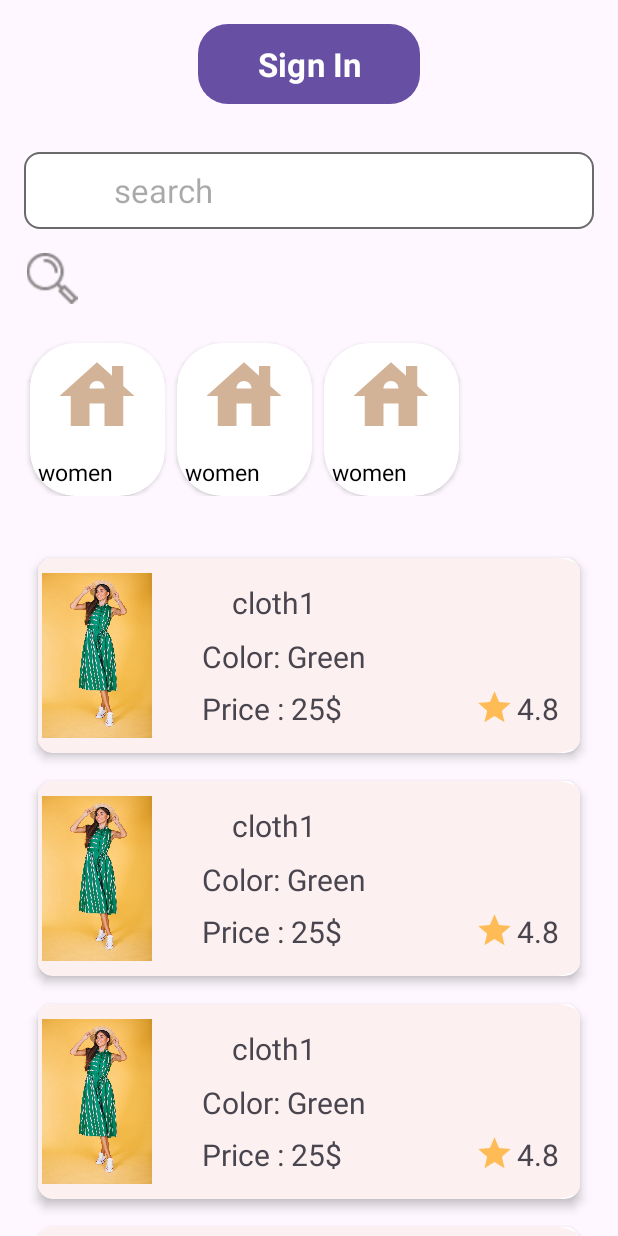
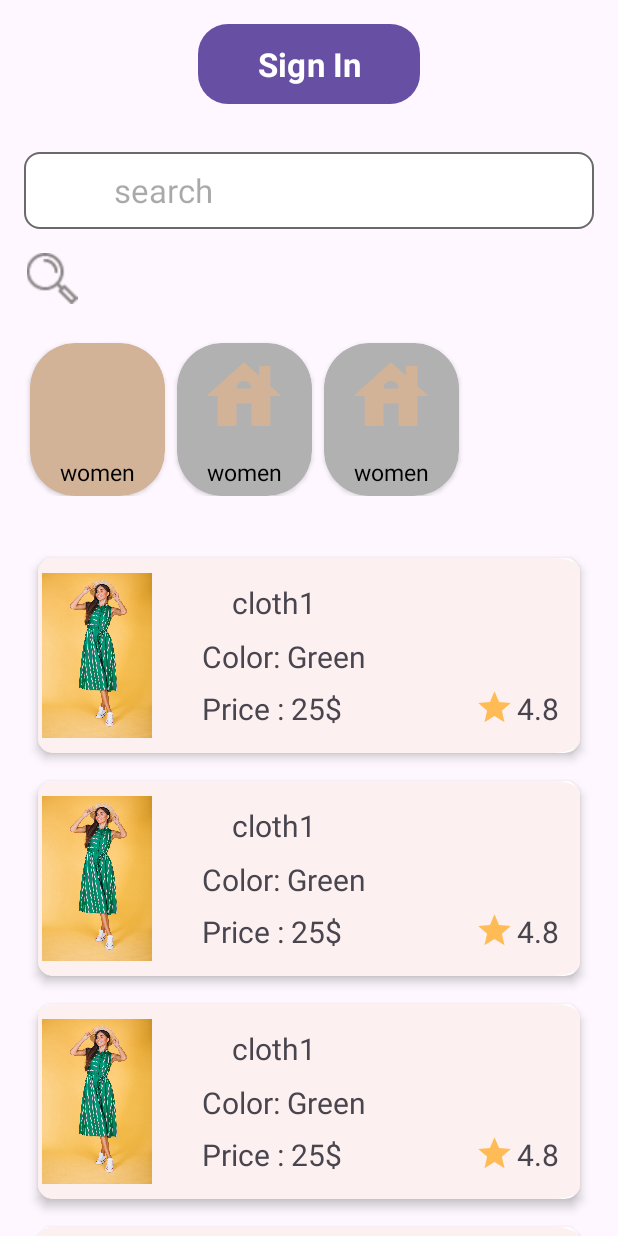
Before and after one commit to Thamidu-Premaratna/ClothShop, an Android app: the HomeFragment screen opened directly, with no data from a screen before it, on a phone screen of 412 x 824 dp. Run offline under Robolectric (Android 15) with nearby library versions, the phone set to English and light mode, and no system bars.

Commit message:
home screen finished
error int position

```diff
--- a/app/src/main/java/com/app/clothshop/HomeFragment.java
+++ b/app/src/main/java/com/app/clothshop/HomeFragment.java
@@ -14,13 +14,13 @@ import android.view.ViewGroup;
 import java.util.ArrayList;
 import java.util.List;
 
-public class HomeFragment extends Fragment {
+public class HomeFragment extends Fragment implements UpdateVerticalRec{
 
     RecyclerView homeHorizontalRec, homeVerticalRec;
-    List<HomeHorModel> homeHorModelList;
+    ArrayList<HomeHorModel> homeHorModelList;
     HomeHorAdapter homeHorAdapter;
 
-    List<HomeVerModel> homeVerModelList;
+    ArrayList<HomeVerModel> homeVerModelList;
     HomeVerAdapter homeVerAdapter;
 
     @Override
@@ -39,7 +39,7 @@ public class HomeFragment extends Fragment {
         homeHorModelList.add(new HomeHorModel(R.drawable.baseline_house_24,"women"));
         homeHorModelList.add(new HomeHorModel(R.drawable.baseline_house_24,"women"));
 
-        homeHorAdapter = new HomeHorAdapter(getActivity(),homeHorModelList);
+        homeHorAdapter = new HomeHorAdapter(this,getActivity(),homeHorModelList);
         homeHorizontalRec.setAdapter(homeHorAdapter);
         homeHorizontalRec.setLayoutManager(new LinearLayoutManager(getActivity(),RecyclerView.HORIZONTAL,false));
         homeHorizontalRec.setHasFixedSize(true);
@@ -48,22 +48,18 @@ public class HomeFragment extends Fragment {
         ///vertical RecycleView
         homeVerModelList = new ArrayList<>();
 
-        homeVerModelList.add(new HomeVerModel(R.drawable.women_1,"cloth1","5.0","25$","Green"));
-        homeVerModelList.add(new HomeVerModel(R.drawable.women_1,"cloth1","5.0","25$","Green"));
-        homeVerModelList.add(new HomeVerModel(R.drawable.women_1,"cloth1","5.0","25$","Green"));
-        homeVerModelList.add(new HomeVerModel(R.drawable.women_1,"cloth1","5.0","25$","Green"));
-        homeVerModelList.add(new HomeVerModel(R.drawable.women_1,"cloth1","5.0","25$","Green"));
-        homeVerModelList.add(new HomeVerModel(R.drawable.women_1,"cloth1","5.0","25$","Green"));
-        homeVerModelList.add(new HomeVerModel(R.drawable.women_1,"cloth1","5.0","25$","Green"));
-        homeVerModelList.add(new HomeVerModel(R.drawable.women_1,"cloth1","5.0","25$","Green"));
-
         homeVerAdapter = new HomeVerAdapter(getActivity(),homeVerModelList);
         homeVerticalRec.setAdapter(homeVerAdapter);
         homeVerticalRec.setLayoutManager(new LinearLayoutManager(getActivity(),RecyclerView.VERTICAL,false));
-        homeVerticalRec.setHasFixedSize(true);
-        homeVerticalRec.setNestedScrollingEnabled(false);
 
 
         return root;
     }
+
+    @Override
+    public void callBack(int position, ArrayList<HomeVerModel> list) {
+        homeVerAdapter = new HomeVerAdapter(getContext(),list);
+        homeVerAdapter.notifyDataSetChanged();
+        homeVerticalRec.setAdapter(homeVerAdapter);
+    }
 }
--- a/app/src/main/java/com/app/clothshop/HomeHorAdapter.java
+++ b/app/src/main/java/com/app/clothshop/HomeHorAdapter.java
@@ -1,5 +1,6 @@
 package com.app.clothshop;
 
+import android.app.Activity;
 import android.content.Context;
 import android.media.Image;
 import android.view.LayoutInflater;
@@ -9,17 +10,25 @@ import android.widget.ImageView;
 import android.widget.TextView;
 
 import androidx.annotation.NonNull;
+import androidx.cardview.widget.CardView;
 import androidx.recyclerview.widget.RecyclerView;
 
+import java.util.ArrayList;
 import java.util.List;
 
 public class HomeHorAdapter extends RecyclerView.Adapter<HomeHorAdapter.ViewHolder> {
 
-    Context context;
-    List<HomeHorModel>list;
+    UpdateVerticalRec updateVerticalRec;
+    Activity activity;
+    ArrayList<HomeHorModel>list;
 
-    public HomeHorAdapter(Context context, List<HomeHorModel> list) {
-        this.context = context;
+    boolean check = true;
+    boolean select = true;
+    int row_index = -1;
+
+    public HomeHorAdapter(UpdateVerticalRec updateVerticalRec, Activity activity, ArrayList<HomeHorModel> list) {
+        this.updateVerticalRec = updateVerticalRec;
+        this.activity = activity;
         this.list = list;
     }
 
@@ -34,10 +43,87 @@ public class HomeHorAdapter extends RecyclerView.Adapter<HomeHorAdapter.ViewHold
 
         holder.imageView.setImageResource(list.get(position).getImage());
         holder.name.setText(list.get(position).getName());
-    }
+
+        if(check){
+            ArrayList<HomeVerModel> homeVerModels = new ArrayList<>();
+            homeVerModels.add(new HomeVerModel(R.drawable.women_1, "cloth1","5.0","25$","Green"));
+            homeVerModels.add(new HomeVerModel(R.drawable.women_1, "cloth1","5.0","25$","Green"));
+            homeVerModels.add(new HomeVerModel(R.drawable.women_1, "cloth1","5.0","25$","Green"));
+            homeVerModels.add(new HomeVerModel(R.drawable.women_1, "cloth1","5.0","25$","Green"));
+            homeVerModels.add(new HomeVerModel(R.drawable.women_1, "cloth1","5.0","25$","Green"));
+            homeVerModels.add(new HomeVerModel(R.drawable.women_1, "cloth1","5.0","25$","Green"));
+            homeVerModels.add(new HomeVerModel(R.drawable.women_1, "cloth1","5.0","25$","Green"));
+
+            updateVerticalRec.callBack(position, homeVerModels);
+            check = false;
+        }
+            holder.cardView.setOnClickListener(new View.OnClickListener() {
+                @Override
+                public void onClick(View v) {
+                    row_index = position;
+                    notifyDataSetChanged();
+
+                    if(position == 0){
+
+                        ArrayList<HomeVerModel> homeVerModels = new ArrayList<>();
+
+                        homeVerModels.add(new HomeVerModel(R.drawable.women_1, "cloth1","5.0","25$","Green"));
+                        homeVerModels.add(new HomeVerModel(R.drawable.women_1, "cloth1","5.0","25$","Green"));
+                        homeVerModels.add(new HomeVerModel(R.drawable.women_1, "cloth1","5.0","25$","Green"));
+                        homeVerModels.add(new HomeVerModel(R.drawable.women_1, "cloth1","5.0","25$","Green"));
+                        homeVerModels.add(new HomeVerModel(R.drawable.women_1, "cloth1","5.0","25$","Green"));
+                        homeVerModels.add(new HomeVerModel(R.drawable.women_1, "cloth1","5.0","25$","Green"));
+                        homeVerModels.add(new HomeVerModel(R.drawable.women_1, "cloth1","5.0","25$","Green"));
+
+                        updateVerticalRec.callBack(position,homeVerModels);
+                    }
+                    else if (position == 1){
+                        ArrayList<HomeVerModel> homeVerModels = new ArrayList<>();
+
+                        homeVerModels.add(new HomeVerModel(R.drawable.red_dress_1, "cloth1","5.0","25$","Green"));
+                        homeVerModels.add(new HomeVerModel(R.drawable.red_dress_1, "cloth1","5.0","25$","Green"));
+                        homeVerModels.add(new HomeVerModel(R.drawable.red_dress_1, "cloth1","5.0","25$","Green"));
+                        homeVerModels.add(new HomeVerModel(R.drawable.red_dress_1, "cloth1","5.0","25$","Green"));
+                        homeVerModels.add(new HomeVerModel(R.drawable.red_dress_1, "cloth1","5.0","25$","Green"));
+                        homeVerModels.add(new HomeVerModel(R.drawable.red_dress_1, "cloth1","5.0","25$","Green"));
+                        homeVerModels.add(new HomeVerModel(R.drawable.red_dress_1, "cloth1","5.0","25$","Green"));
+
+                        updateVerticalRec.callBack(position,homeVerModels);
+                    }
+                    else if (position == 2){
+                        ArrayList<HomeVerModel> homeVerModels = new ArrayList<>();
+
+                        homeVerModels.add(new HomeVerModel(R.drawable.red_dress_2, "cloth1","5.0","25$","Green"));
+                        homeVerModels.add(new HomeVerModel(R.drawable.red_dress_2, "cloth1","5.0","25$","Green"));
+                        homeVerModels.add(new HomeVerModel(R.drawable.red_dress_2, "cloth1","5.0","25$","Green"));
+                        homeVerModels.add(new HomeVerModel(R.drawable.red_dress_2, "cloth1","5.0","25$","Green"));
+                        homeVerModels.add(new HomeVerModel(R.drawable.red_dress_2, "cloth1","5.0","25$","Green"));
+                        homeVerModels.add(new HomeVerModel(R.drawable.red_dress_2, "cloth1","5.0","25$","Green"));
+                        homeVerModels.add(new HomeVerModel(R.drawable.red_dress_2, "cloth1","5.0","25$","Green"));
+
+                        updateVerticalRec.callBack(position,homeVerModels);
+                    }
+                }
+            });
+
+            if (select){
+                if (position == 0){
+                    holder.cardView.setBackgroundResource(R.drawable.change_bg);
+                    select =false;
+                }
+            }else {
+                if (row_index == position){
+                    holder.cardView.setBackgroundResource(R.drawable.change_bg);
+                }else {
+                    holder.cardView.setBackgroundResource(R.drawable.default_bg);
+                }
+            }
+        }
+
 
     @Override
     public int getItemCount() {
+
         return list.size();
     }
 
@@ -45,12 +131,16 @@ public class HomeHorAdapter extends RecyclerView.Adapter<HomeHorAdapter.ViewHold
 
         ImageView imageView;
         TextView name;
+        CardView cardView;
+
 
         public ViewHolder(@NonNull View itemView) {
             super(itemView);
 
             imageView = itemView.findViewById(R.id.hor_img);
             name = itemView.findViewById(R.id.hor_text);
+            cardView = itemView.findViewById(R.id.cardView);
+
         }
     }
 }
--- a/app/src/main/java/com/app/clothshop/HomeVerAdapter.java
+++ b/app/src/main/java/com/app/clothshop/HomeVerAdapter.java
@@ -9,13 +9,15 @@ import android.widget.TextView;
 
 import androidx.annotation.NonNull;
 import androidx.recyclerview.widget.RecyclerView;
+
+import java.util.ArrayList;
 import java.util.List;
 public class HomeVerAdapter extends RecyclerView.Adapter<HomeVerAdapter.ViewHolder> {
 
     Context context;
-    List<HomeVerModel> list;
+    ArrayList<HomeVerModel> list;
 
-    public HomeVerAdapter(Context context, List<HomeVerModel> list) {
+    public HomeVerAdapter(Context context, ArrayList<HomeVerModel> list) {
         this.context = context;
         this.list = list;
     }
--- /dev/null
+++ b/app/src/main/java/com/app/clothshop/UpdateVerticalRec.java
@@ -0,0 +1,9 @@
+package com.app.clothshop;
+
+import java.util.ArrayList;
+
+public interface UpdateVerticalRec {
+
+    public void callBack(int position, ArrayList<HomeVerModel> list);
+
+}
--- /dev/null
+++ b/app/src/main/res/drawable/change_bg.xml
@@ -0,0 +1,5 @@
+<?xml version="1.0" encoding="utf-8"?>
+<shape xmlns:android="http://schemas.android.com/apk/res/android">
+    <solid android:color="@color/beige"/>
+    <corners android:radius="30dp"/>
+</shape>
--- /dev/null
+++ b/app/src/main/res/drawable/default_bg.xml
@@ -0,0 +1,5 @@
+<?xml version="1.0" encoding="utf-8"?>
+<shape xmlns:android="http://schemas.android.com/apk/res/android">
+    <solid android:color="@color/gray"/>
+    <corners android:radius="30dp"/>
+</shape>
--- a/app/src/main/res/layout/home_horizontal_item.xml
+++ b/app/src/main/res/layout/home_horizontal_item.xml
@@ -30,6 +30,7 @@
             android:textAlignment="center"
             android:layout_marginTop="10dp"
             android:text="women"
+            android:layout_gravity="center"
             android:textColor="@color/black"
             android:textSize="15sp"/>
 
```
Also changed, not shown: app/src/main/java/com/app/clothshop/ForgotPasswordActivity.java (line endings or trailing spaces).
